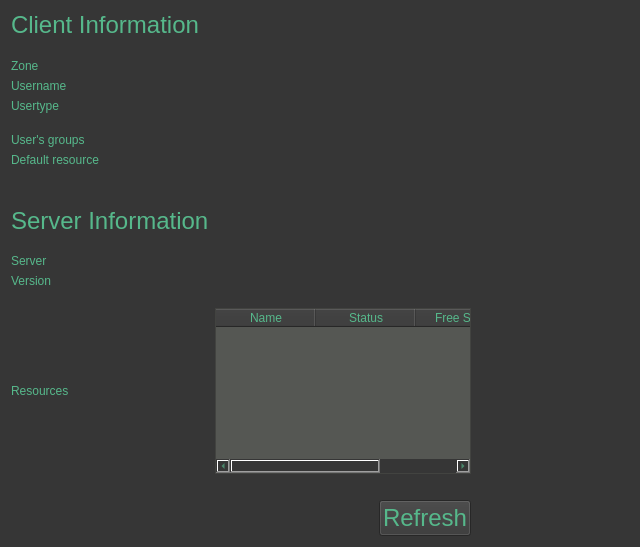
iBridges-for-iRODS/iBridges-GUI, file ibridgesgui/ui_files/tabInfo.ui: the form before one commit.
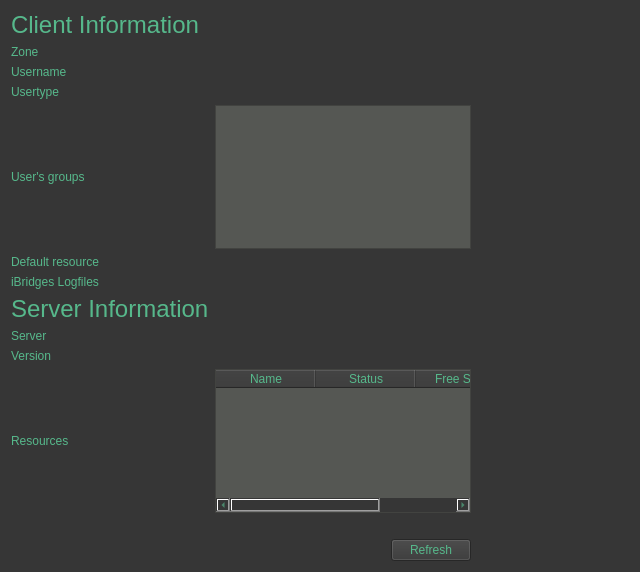
The form after the commit.

```diff
--- a/ibridgesgui/ui_files/tabInfo.ui
+++ b/ibridgesgui/ui_files/tabInfo.ui
@@ -7,7 +7,7 @@
     <x>0</x>
     <y>0</y>
     <width>640</width>
-    <height>547</height>
+    <height>572</height>
    </rect>
   </property>
   <property name="windowTitle">
@@ -19,6 +19,7 @@
 	color: rgb(86, 184, 139);
 	background-color: rgb(54, 54, 54);
 	selection-background-color: rgb(58, 152, 112);
+    font:16
 }
 
 QTableWidget
@@ -31,162 +32,31 @@
 	background-color: rgb(85, 87, 83);
 }
 
+QLabel#client, QLabel#server
+{
+	font-weight: bold;
+}
+
 </string>
   </property>
   <layout class="QHBoxLayout" name="horizontalLayout">
    <item>
     <layout class="QGridLayout" name="gridLayout">
-     <item row="13" column="2">
-      <widget class="QLabel" name="serverLabel">
-       <property name="text">
-        <string/>
-       </property>
-      </widget>
-     </item>
-     <item row="9" column="0">
-      <widget class="QLabel" name="label_6">
-       <property name="text">
-        <string/>
-       </property>
-      </widget>
-     </item>
-     <item row="11" column="0">
-      <widget class="QLabel" name="label_7">
-       <property name="font">
-        <font>
-         <pointsize>18</pointsize>
-         <italic>false</italic>
-         <bold>false</bold>
-        </font>
-       </property>
-       <property name="text">
-        <string>Server Information</string>
-       </property>
-      </widget>
-     </item>
-     <item row="6" column="0">
-      <spacer name="verticalSpacer_4">
-       <property name="orientation">
-        <enum>Qt::Vertical</enum>
-       </property>
-       <property name="sizeHint" stdset="0">
-        <size>
-         <width>20</width>
-         <height>40</height>
-        </size>
-       </property>
-      </spacer>
-     </item>
-     <item row="15" column="0">
-      <spacer name="verticalSpacer_6">
-       <property name="orientation">
-        <enum>Qt::Vertical</enum>
-       </property>
-       <property name="sizeHint" stdset="0">
-        <size>
-         <width>20</width>
-         <height>40</height>
-        </size>
-       </property>
-      </spacer>
-     </item>
-     <item row="13" column="0">
-      <widget class="QLabel" name="label_2">
-       <property name="text">
-        <string>Server</string>
-       </property>
-      </widget>
-     </item>
-     <item row="14" column="0">
-      <widget class="QLabel" name="versionLabel_2">
-       <property name="text">
-        <string>Version</string>
-       </property>
-      </widget>
-     </item>
-     <item row="14" column="2">
-      <widget class="QLabel" name="versionLabel">
-       <property name="text">
-        <string/>
-       </property>
-      </widget>
-     </item>
-     <item row="7" column="2">
-      <widget class="QLabel" name="groupsLabel">
-       <property name="text">
-        <string/>
-       </property>
-      </widget>
-     </item>
-     <item row="17" column="2">
-      <spacer name="horizontalSpacer">
-       <property name="orientation">
-        <enum>Qt::Horizontal</enum>
-       </property>
-       <property name="sizeHint" stdset="0">
-        <size>
-         <width>40</width>
-         <height>20</height>
-        </size>
-       </property>
-      </spacer>
-     </item>
-     <item row="4" column="0">
-      <widget class="QLabel" name="label_4">
-       <property name="text">
-        <string>Username</string>
-       </property>
-      </widget>
-     </item>
-     <item row="0" column="0">
-      <widget class="QLabel" name="label">
-       <property name="font">
-        <font>
-         <pointsize>18</pointsize>
-         <italic>false</italic>
-         <bold>false</bold>
-        </font>
-       </property>
-       <property name="text">
-        <string>Client Information</string>
-       </property>
-      </widget>
-     </item>
-     <item row="1" column="0">
-      <spacer name="verticalSpacer">
-       <property name="orientation">
-        <enum>Qt::Vertical</enum>
-       </property>
-       <property name="sizeHint" stdset="0">
-        <size>
-         <width>20</width>
-         <height>40</height>
-        </size>
-       </property>
-      </spacer>
-     </item>
-     <item row="7" column="0">
-      <widget class="QLabel" name="label_5">
-       <property name="text">
-        <string>User's groups</string>
-       </property>
-      </widget>
-     </item>
      <item row="3" column="2">
-      <widget class="QLabel" name="zoneLabel">
+      <widget class="QLabel" name="zone_label">
        <property name="text">
         <string/>
        </property>
       </widget>
      </item>
      <item row="4" column="2">
-      <widget class="QLabel" name="userLabel">
+      <widget class="QLabel" name="user_label">
        <property name="text">
         <string/>
        </property>
       </widget>
      </item>
-     <item row="12" column="0">
+     <item row="13" column="0">
       <spacer name="verticalSpacer_5">
        <property name="orientation">
         <enum>Qt::Vertical</enum>
@@ -200,13 +70,20 @@
       </spacer>
      </item>
      <item row="5" column="2">
-      <widget class="QLabel" name="typeLabel">
+      <widget class="QLabel" name="type_label">
        <property name="text">
         <string/>
        </property>
       </widget>
      </item>
-     <item row="18" column="2">
+     <item row="14" column="0">
+      <widget class="QLabel" name="label_2">
+       <property name="text">
+        <string>Server</string>
+       </property>
+      </widget>
+     </item>
+     <item row="19" column="2">
       <layout class="QHBoxLayout" name="horizontalLayout_3">
        <item>
         <spacer name="horizontalSpacer_2">
@@ -222,10 +99,9 @@
         </spacer>
        </item>
        <item>
-        <widget class="QPushButton" name="refreshButton">
+        <widget class="QPushButton" name="refresh_button">
          <property name="font">
           <font>
-           <pointsize>18</pointsize>
            <italic>false</italic>
            <bold>false</bold>
           </font>
@@ -237,8 +113,8 @@
        </item>
       </layout>
      </item>
-     <item row="10" column="0">
-      <spacer name="verticalSpacer_2">
+     <item row="6" column="0">
+      <spacer name="verticalSpacer_4">
        <property name="orientation">
         <enum>Qt::Vertical</enum>
        </property>
@@ -250,17 +126,104 @@
        </property>
       </spacer>
      </item>
+     <item row="15" column="0">
+      <widget class="QLabel" name="label_13">
+       <property name="text">
+        <string>Version</string>
+       </property>
+      </widget>
+     </item>
      <item row="16" column="0">
-      <widget class="QLabel" name="label_9">
+      <spacer name="verticalSpacer_6">
+       <property name="orientation">
+        <enum>Qt::Vertical</enum>
+       </property>
+       <property name="sizeHint" stdset="0">
+        <size>
+         <width>20</width>
+         <height>40</height>
+        </size>
+       </property>
+      </spacer>
+     </item>
+     <item row="12" column="0">
+      <widget class="QLabel" name="label_12">
+       <property name="font">
+        <font>
+         <pointsize>18</pointsize>
+         <italic>false</italic>
+         <bold>false</bold>
+        </font>
+       </property>
        <property name="text">
-        <string>Resources</string>
+        <string>Server Information</string>
        </property>
       </widget>
      </item>
-     <item row="3" column="0">
-      <widget class="QLabel" name="label_3">
+     <item row="1" column="0">
+      <spacer name="verticalSpacer">
+       <property name="orientation">
+        <enum>Qt::Vertical</enum>
+       </property>
+       <property name="sizeHint" stdset="0">
+        <size>
+         <width>20</width>
+         <height>40</height>
+        </size>
+       </property>
+      </spacer>
+     </item>
+     <item row="18" column="2">
+      <spacer name="horizontalSpacer">
+       <property name="orientation">
+        <enum>Qt::Horizontal</enum>
+       </property>
+       <property name="sizeHint" stdset="0">
+        <size>
+         <width>40</width>
+         <height>20</height>
+        </size>
+       </property>
+      </spacer>
+     </item>
+     <item row="0" column="0">
+      <widget class="QLabel" name="label_11">
+       <property name="font">
+        <font>
+         <pointsize>18</pointsize>
+         <italic>false</italic>
+         <bold>false</bold>
+        </font>
+       </property>
        <property name="text">
-        <string>Zone</string>
+        <string>Client Information</string>
+       </property>
+      </widget>
+     </item>
+     <item row="4" column="0">
+      <widget class="QLabel" name="label_4">
+       <property name="text">
+        <string>Username</string>
+       </property>
+      </widget>
+     </item>
+     <item row="11" column="0">
+      <spacer name="verticalSpacer_2">
+       <property name="orientation">
+        <enum>Qt::Vertical</enum>
+       </property>
+       <property name="sizeHint" stdset="0">
+        <size>
+         <width>20</width>
+         <height>40</height>
+        </size>
+       </property>
+      </spacer>
+     </item>
+     <item row="7" column="0">
+      <widget class="QLabel" name="label_5">
+       <property name="text">
+        <string>User's groups</string>
        </property>
       </widget>
      </item>
@@ -271,8 +234,22 @@
        </property>
       </widget>
      </item>
-     <item row="16" column="2">
-      <widget class="QTableWidget" name="rescTable">
+     <item row="8" column="2">
+      <widget class="QLabel" name="resc_label">
+       <property name="text">
+        <string/>
+       </property>
+      </widget>
+     </item>
+     <item row="8" column="0">
+      <widget class="QLabel" name="label_8">
+       <property name="text">
+        <string>Default resource</string>
+       </property>
+      </widget>
+     </item>
+     <item row="17" column="2">
+      <widget class="QTableWidget" name="resc_table">
        <property name="editTriggers">
         <set>QAbstractItemView::NoEditTriggers</set>
        </property>
@@ -299,20 +276,64 @@
        </column>
       </widget>
      </item>
-     <item row="8" column="0">
-      <widget class="QLabel" name="label_8">
+     <item row="7" column="2">
+      <widget class="QTextBrowser" name="groups_browser"/>
+     </item>
+     <item row="3" column="0">
+      <widget class="QLabel" name="label_3">
        <property name="text">
-        <string>Default resource</string>
+        <string>Zone</string>
        </property>
       </widget>
      </item>
-     <item row="8" column="2">
-      <widget class="QLabel" name="rescLabel">
+     <item row="17" column="0">
+      <widget class="QLabel" name="label_9">
        <property name="text">
+        <string>Resources</string>
+       </property>
+      </widget>
+     </item>
+     <item row="15" column="2">
+      <widget class="QLabel" name="version_label">
+       <property name="text">
         <string/>
        </property>
       </widget>
      </item>
+     <item row="9" column="2">
+      <widget class="QLabel" name="log_label">
+       <property name="text">
+        <string/>
+       </property>
+      </widget>
+     </item>
+     <item row="9" column="0">
+      <widget class="QLabel" name="label_6">
+       <property name="text">
+        <string>iBridges Logfiles</string>
+       </property>
+      </widget>
+     </item>
+     <item row="14" column="2">
+      <widget class="QLabel" name="server_label">
+       <property name="text">
+        <string/>
+       </property>
+      </widget>
+     </item>
+     <item row="10" column="0">
+      <spacer name="verticalSpacer_3">
+       <property name="orientation">
+        <enum>Qt::Vertical</enum>
+       </property>
+       <property name="sizeHint" stdset="0">
+        <size>
+         <width>20</width>
+         <height>40</height>
+        </size>
+       </property>
+      </spacer>
+     </item>
     </layout>
    </item>
    <item>
```
